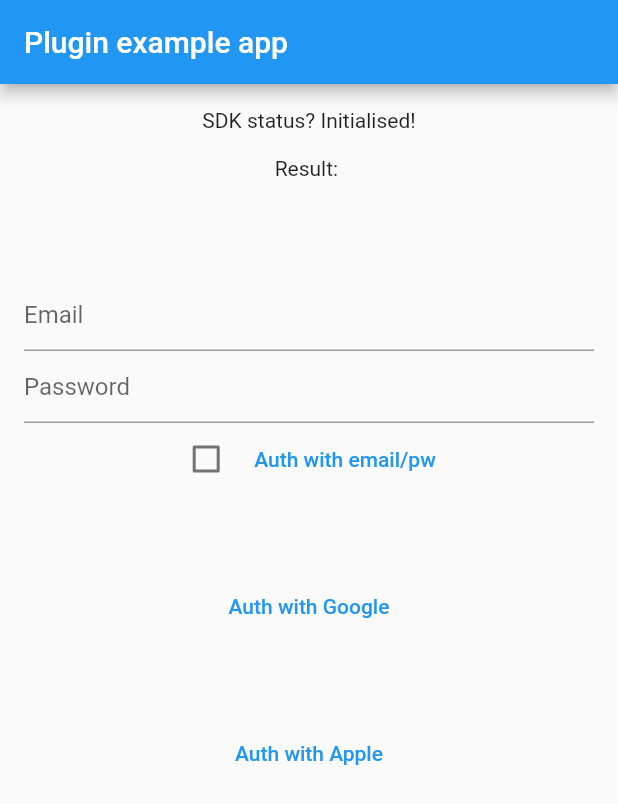
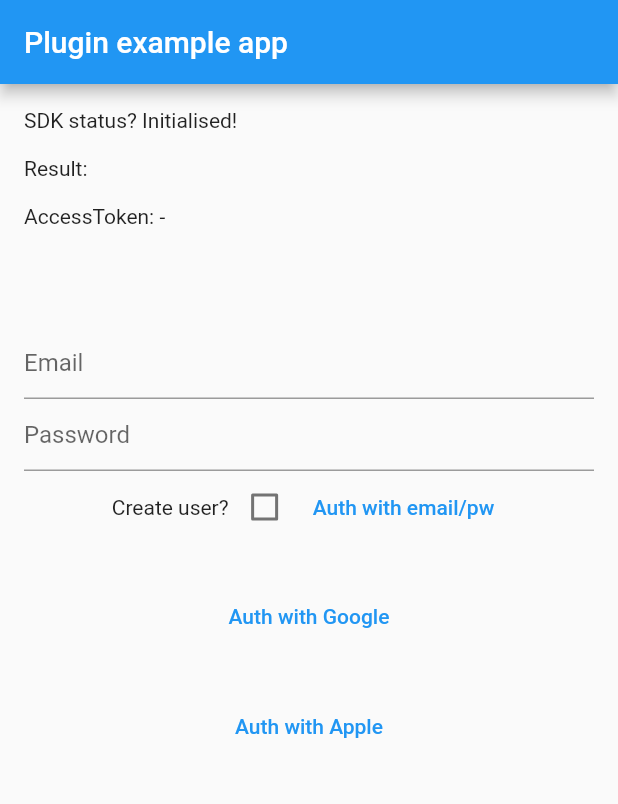
Before and after one commit to digitalrmdy/flutter_auth0_sdk, a Flutter app: the screen it shows after launch, on a phone screen of 412 x 824 dp. Shown: the top 804 px of the screen. Run offline on Flutter 3.47's test engine with Material 2 defaults, Android fonts, the phone set to English and light mode, and no system bars.

Commit message:
implemented refresh access token

```diff
--- a/example/lib/main.dart
+++ b/example/lib/main.dart
@@ -17,10 +17,12 @@ class Auth0App extends StatefulWidget {
 class _Auth0AppState extends State<Auth0App> {
   String _initState = 'Unknown';
   String _label = "";
+  String _accessToken = "-";
 
   String _email = "";
   String _pw = "";
   bool _create = false;
+  String _refreshToken;
 
   @override
   void initState() {
@@ -42,11 +44,15 @@ class _Auth0AppState extends State<Auth0App> {
         } else {
           setState(() {
             _label = "verify email";
+            _accessToken = "-";
+            _refreshToken = null;
           });
         }
       } on PlatformException catch (e) {
         setState(() {
           _label = "${e.code} - ${e.message}";
+          _accessToken = "-";
+          _refreshToken = null;
         });
       }
     } else {
@@ -57,6 +63,8 @@ class _Auth0AppState extends State<Auth0App> {
       } on PlatformException catch (e) {
         setState(() {
           _label = "${e.code} - ${e.message}";
+          _accessToken = "-";
+          _refreshToken = null;
         });
       }
     }
@@ -69,6 +77,8 @@ class _Auth0AppState extends State<Auth0App> {
     } on PlatformException catch (e) {
       setState(() {
         _label = "${e.code} - ${e.message}";
+        _accessToken = "-";
+        _refreshToken = null;
       });
     }
   }
@@ -80,17 +90,37 @@ class _Auth0AppState extends State<Auth0App> {
     } on PlatformException catch (e) {
       setState(() {
         _label = "${e.code} - ${e.message}";
+        _accessToken = "-";
+        _refreshToken = null;
       });
     }
   }
 
-  void _handleResult(LoginResult socialResult) {
-    final idToken = _parseAuthZeroIdToken(socialResult.idToken);
+  Future<void> _handleRefreshAccessToken() async {
+    try {
+      if (_refreshToken != null) {
+        LoginResult socialResult =
+            await Auth0Sdk.refreshAccessToken(_refreshToken);
+        _handleResult(socialResult);
+      }
+    } on PlatformException catch (e) {
+      setState(() {
+        _label = "${e.code} - ${e.message}";
+        _accessToken = "-";
+        _refreshToken = null;
+      });
+    }
+  }
+
+  void _handleResult(LoginResult loginResult) {
+    final idToken = _parseAuthZeroIdToken(loginResult.idToken);
     final completeSub = idToken['sub'] as String;
     final platform = completeSub.substring(0, completeSub.indexOf("|"));
     final email = idToken['email'] as String;
     setState(() {
       _label = "$platform - $email";
+      _accessToken = loginResult.accessToken.substring(0, 20);
+      _refreshToken = loginResult.refreshToken;
     });
     return;
   }
@@ -133,10 +163,11 @@ class _Auth0AppState extends State<Auth0App> {
         body: Center(
           child: Padding(
             padding: const EdgeInsets.symmetric(horizontal: 16.0, vertical: 16),
-            child: Column(
+            child: ListView(
               children: [
                 Text('SDK status? $_initState\n'),
                 Text('Result: $_label\n'),
+                Text('AccessToken: $_accessToken\n'),
                 SizedBox(
                   height: 50,
                 ),
@@ -159,6 +190,7 @@ class _Auth0AppState extends State<Auth0App> {
                 Row(
                   mainAxisAlignment: MainAxisAlignment.center,
                   children: [
+                    Text("Create user?"),
                     Checkbox(
                         value: _create,
                         onChanged: (value) {
@@ -175,7 +207,7 @@ class _Auth0AppState extends State<Auth0App> {
                   ],
                 ),
                 SizedBox(
-                  height: 50,
+                  height: 25,
                 ),
                 TextButton(
                   onPressed: () {
@@ -184,14 +216,24 @@ class _Auth0AppState extends State<Auth0App> {
                   child: Text("Auth with Google"),
                 ),
                 SizedBox(
-                  height: 50,
+                  height: 25,
                 ),
                 TextButton(
                   onPressed: () {
                     _handleAuthWithApple();
                   },
                   child: Text("Auth with Apple"),
-                )
+                ),
+                SizedBox(
+                  height: 25,
+                ),
+                if (_refreshToken != null)
+                  TextButton(
+                    onPressed: () {
+                      _handleRefreshAccessToken();
+                    },
+                    child: Text("Refresh Access Token"),
+                  )
               ],
             ),
           ),
```
